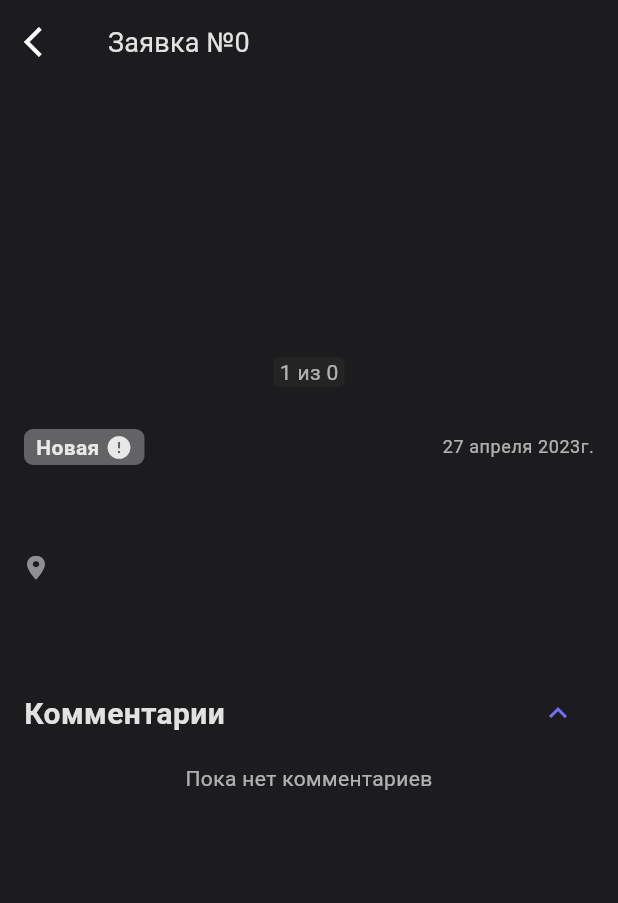
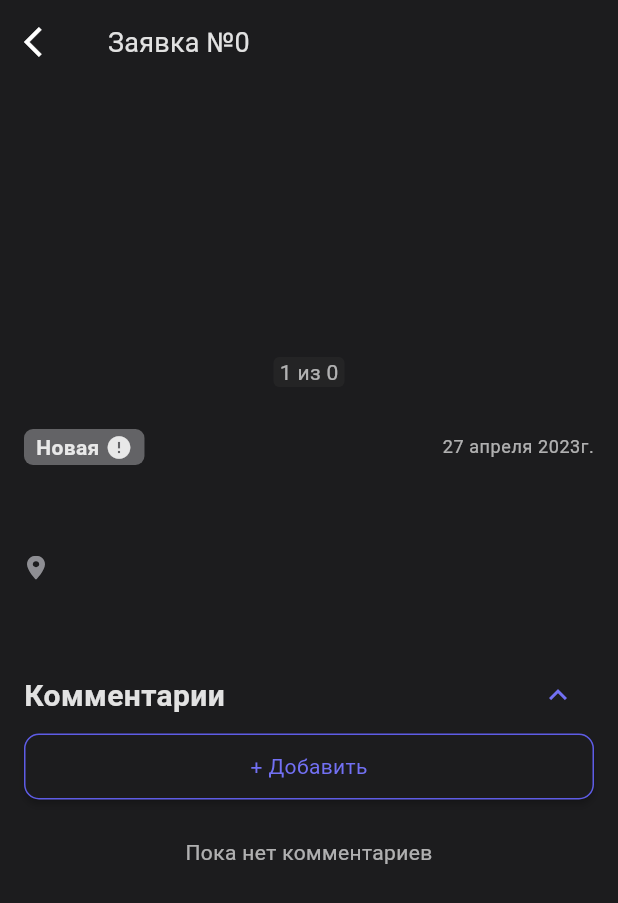
Before and after one commit to SmartDwell/thesis-mobile-app, a Flutter app: the RequestDetailsScreen screen opened directly with empty values, on a phone screen of 412 x 824 dp. Shown: the top 903 px of the screen. Run offline on Flutter 3.47's test engine with Material 2 defaults, Android fonts, the phone set to English and light mode, and no system bars; drawn by our look-alikes of carousel_slider, flutter_progress_hud; our stand-ins replace adaptive_theme, bloc_concurrency, cached_network_image, dio, dots_indicator, flutter_bloc and 9 more; missing offline and left inert: flutter_pretty_dio_logger, no_context_navigation; accounts and stored records are empty; Roboto replaces fonts that are missing (SFProDisplay); project files that could hold a hidden picture were left out.

Commit message:
add comments to request

```diff
--- a/lib/core/widgets/thesis/thesis_button.dart
+++ b/lib/core/widgets/thesis/thesis_button.dart
@@ -1,7 +1,22 @@
+import 'package:adaptive_theme/adaptive_theme.dart';
 import 'package:flutter/material.dart';
 
 import '../../../theme/theme_colors.dart';
 import 'thesis_progress_bar.dart';
+
+class ThesisButtonOptions {
+  final bool isOutline;
+  final double borderRadius;
+  final double height;
+  final TextStyle? titleStyle;
+
+  const ThesisButtonOptions({
+    this.isOutline = false,
+    this.borderRadius = 16,
+    this.height = 56,
+    this.titleStyle,
+  });
+}
 
 /// Компонент базовой кнопки
 class ThesisButton extends StatelessWidget {
@@ -9,6 +24,7 @@ class ThesisButton extends StatelessWidget {
     super.key,
     required this.child,
     this.text,
+    this.options = const ThesisButtonOptions(),
     required this.onPressed,
     this.isDisabled = false,
   });
@@ -18,6 +34,7 @@ class ThesisButton extends StatelessWidget {
     Key? key,
     required String text,
     required void Function() onPressed,
+    ThesisButtonOptions options = const ThesisButtonOptions(),
     bool isDisabled = false,
     bool isLoading = false,
   }) {
@@ -25,6 +42,7 @@ class ThesisButton extends StatelessWidget {
       key: key,
       child: null,
       text: text,
+      options: options,
       onPressed: onPressed,
       isDisabled: isDisabled,
     );
@@ -32,6 +50,7 @@ class ThesisButton extends StatelessWidget {
 
   final Widget? child;
   final String? text;
+  final ThesisButtonOptions options;
   final void Function() onPressed;
   final bool isDisabled;
   final ValueNotifier<bool> isLoadingNotifier = ValueNotifier<bool>(false);
@@ -45,17 +64,28 @@ class ThesisButton extends StatelessWidget {
         return ElevatedButton(
           style: ButtonStyle(
             backgroundColor: MaterialStateProperty.all<Color>(
-              isDisabled || isLoading ? kGray2Color : kPrimaryColor,
+              options.isOutline
+                  ? AdaptiveTheme.of(context).theme.scaffoldBackgroundColor
+                  : isDisabled || isLoading
+                      ? kGray2Color
+                      : kPrimaryColor,
             ),
-            foregroundColor: MaterialStateProperty.all<Color>(
-              isDisabled || isLoading ? kGray1Color : kDarkTextPrimaryColor,
-            ),
+            // foregroundColor: MaterialStateProperty.all<Color>(
+            //   options?.isOutline ?? false
+            //       ? kPrimaryColor
+            //       : isDisabled || isLoading
+            //           ? kGray1Color
+            //           : kDarkTextPrimaryColor,
+            // ),
             fixedSize: MaterialStateProperty.all<Size>(
-              Size(buttonWidth, 56),
+              Size(buttonWidth, options.height),
             ),
             shape: MaterialStateProperty.all<RoundedRectangleBorder>(
               RoundedRectangleBorder(
-                borderRadius: BorderRadius.circular(16.0),
+                borderRadius: BorderRadius.circular(options.borderRadius),
+                side: options.isOutline
+                    ? const BorderSide(color: kPrimaryColor)
+                    : BorderSide.none,
               ),
             ),
           ),
@@ -73,6 +103,7 @@ class ThesisButton extends StatelessWidget {
             text: text,
             isLoading: isLoading,
             isDisabled: isDisabled,
+            textStyle: options.titleStyle,
           ),
         );
       },
@@ -84,12 +115,14 @@ class _ThesisButtonContent extends StatelessWidget {
   const _ThesisButtonContent({
     this.child,
     this.text,
+    this.textStyle,
     required this.isDisabled,
     required this.isLoading,
   });
 
   final Widget? child;
   final String? text;
+  final TextStyle? textStyle;
   final bool isDisabled;
   final bool isLoading;
 
@@ -106,7 +139,7 @@ class _ThesisButtonContent extends StatelessWidget {
                           .textTheme
                           .titleMedium!
                           .copyWith(fontWeight: FontWeight.w600)
-                      : Theme.of(context).textTheme.labelLarge,
+                      : textStyle ?? Theme.of(context).textTheme.labelLarge,
                 )
               : child,
     );
--- /dev/null
+++ b/lib/src/requests/contracts/add_comment_dto/add_comment_dto.dart
@@ -0,0 +1,12 @@
+import 'package:freezed_annotation/freezed_annotation.dart';
+
+part 'add_comment_dto.freezed.dart';
+
+@freezed
+class AddCommentDto with _$AddCommentDto {
+  const factory AddCommentDto({
+    required String requestId,
+    required String text,
+    required List<String> images,
+  }) = _AddCommentDto;
+}
--- a/lib/src/requests/repositories/request_repository.dart
+++ b/lib/src/requests/repositories/request_repository.dart
@@ -1,7 +1,9 @@
+import '../contracts/add_comment_dto/add_comment_dto.dart';
 import '../contracts/request_comment_dto/request_comment_dto.dart';
 import '../contracts/request_dto/request_dto.dart';
 
 abstract class IRequestRepository {
   Future<List<RequestDto>> loadRequests();
   Future<List<RequestCommentDto>> loadRequestComments(String id);
+  Future<bool> addCommentToRequest(AddCommentDto addCommentDto);
 }
--- a/lib/src/requests/screens/details/comments/request_comments_widget.dart
+++ b/lib/src/requests/screens/details/comments/request_comments_widget.dart
@@ -1,9 +1,11 @@
 import 'package:adaptive_theme/adaptive_theme.dart';
 import 'package:flutter/material.dart';
 
+import '../../../../../core/widgets/thesis/thesis_button.dart';
 import '../../../../../theme/theme_colors.dart';
 import '../../../contracts/request_comment_dto/request_comment_dto.dart';
 import '../../../repositories/request_repository_impl.dart';
+import 'request_add_comment_widget.dart';
 import 'request_comment_item_widget.dart';
 import 'request_comments_shimmer.dart';
 
@@ -18,7 +20,10 @@ class RequestCommentsWidget extends StatelessWidget {
   @override
   Widget build(BuildContext context) {
     final requestRepository = RequestRepositoryImpl();
-    var stream = requestRepository.loadRequestComments(requestId).asStream();
+    final commentStreamNotifier =
+        ValueNotifier<Stream<List<RequestCommentDto>>>(
+      requestRepository.loadRequestComments(requestId).asStream(),
+    );
     final isShowCommentsNotifier = ValueNotifier<bool>(true);
     return ValueListenableBuilder(
       valueListenable: isShowCommentsNotifier,
@@ -43,7 +48,7 @@ class RequestCommentsWidget extends StatelessWidget {
                   onPressed: () {
                     isShowCommentsNotifier.value = !isShow;
                     if (isShowCommentsNotifier.value) {
-                      stream = requestRepository
+                      commentStreamNotifier.value = requestRepository
                           .loadRequestComments(requestId)
                           .asStream();
                     }
@@ -67,10 +72,38 @@ class RequestCommentsWidget extends StatelessWidget {
                   style: AdaptiveTheme.of(context).theme.textTheme.bodyMedium,
                 ),
               ),
-              replacement: StreamBuilder(
-                stream: stream,
+              replacement: Column(
+                children: [
+                  ThesisButton.fromText(
+                    onPressed: () => RequestAddCommentWidget.show(
+                      context: context,
+                      requestId: requestId,
+                      onAddComment: () => commentStreamNotifier.value =
+                          requestRepository
+                              .loadRequestComments(requestId)
+                              .asStream(),
+                    ),
+                    text: "+ Добавить",
+                    options: ThesisButtonOptions(
+                      isOutline: true,
+                      borderRadius: 10,
+                      height: 44,
+                      titleStyle: AdaptiveTheme.of(context)
+                          .theme
+                          .textTheme
+                          .bodyMedium
+                          ?.copyWith(color: kPrimaryLightColor),
+                    ),
+                  ),
+                  const SizedBox(height: 25),
+                  ValueListenableBuilder<Stream<List<RequestCommentDto>>>(
+                    valueListenable: commentStreamNotifier,
+                    builder: (context, currentStream, child) {
+                      return StreamBuilder(
+                        stream: currentStream,
                         builder: (context, snapshot) {
-                  if (snapshot.connectionState == ConnectionState.waiting) {
+                          if (snapshot.connectionState ==
+                              ConnectionState.waiting) {
                             return const RequestCommentsShimmer();
                           }
 
@@ -79,8 +112,6 @@ class RequestCommentsWidget extends StatelessWidget {
                               : snapshot.data!.reversed.toList();
                           return Visibility(
                             visible: comments.isEmpty,
-                    child: Padding(
-                      padding: const EdgeInsets.only(top: 12),
                             child: Text(
                               "Пока нет комментариев",
                               textAlign: TextAlign.center,
@@ -88,7 +119,6 @@ class RequestCommentsWidget extends StatelessWidget {
                                   .theme
                                   .textTheme
                                   .bodyMedium,
-                      ),
                             ),
                             replacement: Column(
                               crossAxisAlignment: CrossAxisAlignment.stretch,
@@ -106,6 +136,10 @@ class RequestCommentsWidget extends StatelessWidget {
                             ),
                           );
                         },
+                      );
+                    },
+                  ),
+                ],
               ),
             ),
           ],
--- a/lib/src/requests/screens/details/request_details_screen.dart
+++ b/lib/src/requests/screens/details/request_details_screen.dart
@@ -1,10 +1,12 @@
 import 'package:adaptive_theme/adaptive_theme.dart';
 import 'package:flutter/material.dart';
+import 'package:flutter_progress_hud/flutter_progress_hud.dart';
 import 'package:flutter_svg/flutter_svg.dart';
 
 import '../../../../core/widgets/thesis/thesis_images_carousel.dart';
 import '../../../../core/constants.dart';
 import '../../../../core/helpers/dio_helper.dart';
+import '../../../../theme/theme_colors.dart';
 import '../../../../theme/theme_constants.dart';
 import '../../contracts/request_dto/request_dto.dart';
 import '../../widgets/request_state_card.dart';
@@ -20,7 +22,12 @@ class RequestDetailsScreen extends StatelessWidget {
 
   @override
   Widget build(BuildContext context) {
-    return Scaffold(
+    final themeData = AdaptiveTheme.of(context).theme;
+    return ProgressHUD(
+      backgroundColor: themeData.scaffoldBackgroundColor,
+      borderColor: themeData.textTheme.headlineLarge!.color!,
+      indicatorColor: kPrimaryLightColor,
+      child: Scaffold(
         appBar: AppBar(
           title: Text(
             "Заявка №${requestDto.number}",
@@ -99,7 +106,7 @@ class RequestDetailsScreen extends StatelessWidget {
                       style:
                           AdaptiveTheme.of(context).theme.textTheme.titleMedium,
                     ),
-                  const SizedBox(height: 32),
+                    const SizedBox(height: 20),
                     RequestCommentsWidget(requestId: requestDto.id),
                     const SizedBox(height: 64),
                   ],
@@ -108,6 +115,7 @@ class RequestDetailsScreen extends StatelessWidget {
             ],
           ),
         ),
+      ),
     );
   }
 }
```
Also changed, not shown: lib/src/requests/repositories/mock_request_repository_impl.dart (+7 -0 lines), lib/src/requests/repositories/request_repository_impl.dart (+32 -0 lines), lib/src/requests/screens/details/comments/request_add_comment_widget.dart (added, +135 -0 lines), lib/src/requests/contracts/add_comment_dto/add_comment_dto.freezed.dart (added). Lines whose indentation alone changed are shown as unchanged.
